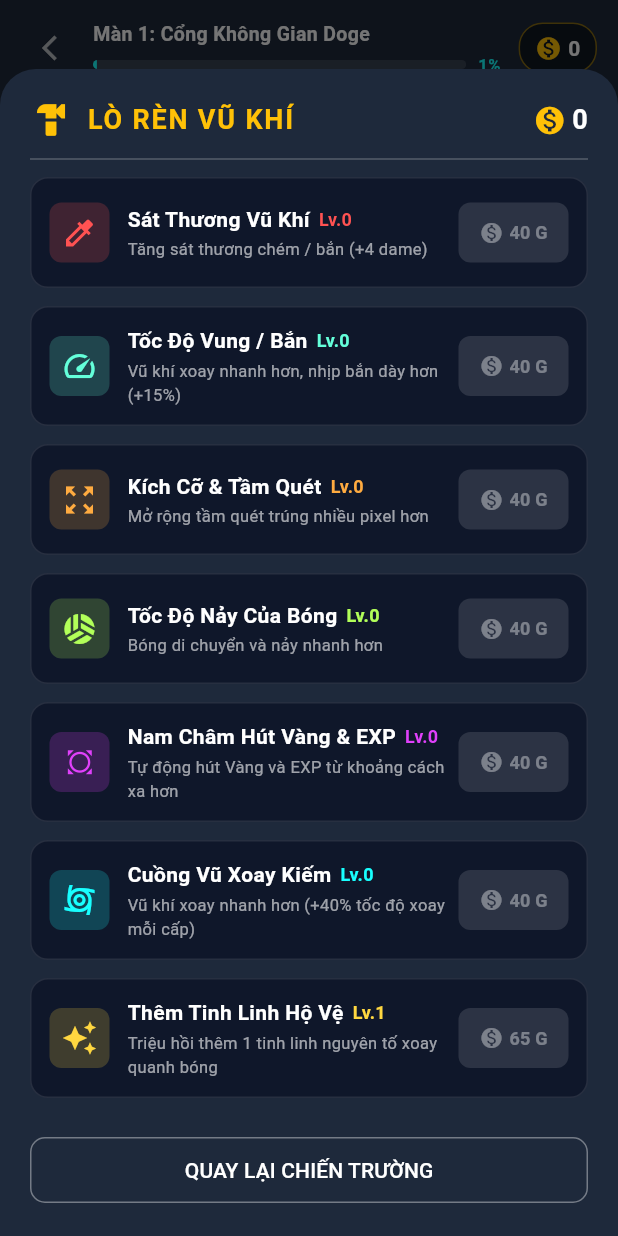
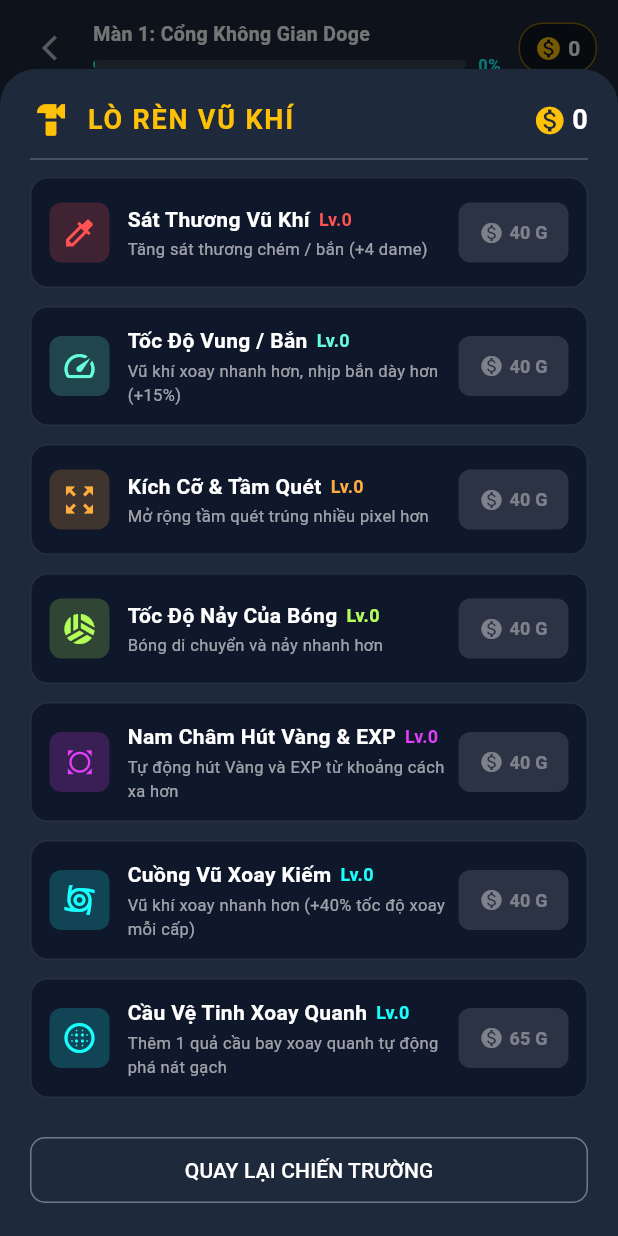
Before and after one commit to khanhx419/break_pixel, a Flutter app: the GameScreen screen opened directly with sample values from the repository, after a tap on "LÒ RÈN", on a phone screen of 412 x 824 dp. Run offline on Flutter 3.47's test engine with Material 3 defaults, Android fonts, the phone set to English and light mode, and no system bars; missing offline and left inert: dart:js_interop.

Commit message:
Fix block visual cover distinction and separate orbiting orbs as pure upgrade feature

```diff
--- a/lib/game/game_painter.dart
+++ b/lib/game/game_painter.dart
@@ -125,15 +125,9 @@
   void _drawRevealedMemeLayer(Canvas canvas, Paint paint) {
     for (final block in engine.blocks) {
       if (block.health!.isDestroyed) {
-        final rect = block.transform.rect.deflate(1.0);
+        final rect = block.transform.rect;
         paint.color = block.memeColor;
         paint.style = PaintingStyle.fill;
-        canvas.drawRect(rect, paint);
-
-        // Hiệu ứng sáng viền nhẹ cho tranh pixel meme
-        paint.color = Colors.white.withOpacity(0.08);
-        paint.style = PaintingStyle.stroke;
-        paint.strokeWidth = 0.8;
         canvas.drawRect(rect, paint);
       }
     }
--- a/lib/models/game_entities.dart
+++ b/lib/models/game_entities.dart
@@ -136,25 +136,27 @@
       return;
     }
 
-    // Màu thường: Gạch bảo vệ có màu đá/kim loại cứng cáp
+    // Màu của khối gạch bảo vệ chưa vỡ (Lớp vỏ che giấu bức tranh meme bên dưới)
     final hpPct = health?.hpPercent ?? 1.0;
-    // Khi bị nứt/mất máu thì hơi chuyển dần sang màu của meme bên dưới
-    final displayColor = Color.lerp(memeColor, const Color(0xFF333A42), hpPct * 0.75 + 0.25)!;
-
-    paint.color = displayColor;
+    paint.color = const Color(0xFF2C3545); // Màu xám thép khối đặc trưng
     paint.style = PaintingStyle.fill;
     canvas.drawRRect(r, paint);
 
-    // Viền khối pixel đậm chất retro
-    paint.color = Colors.white.withOpacity(0.18);
+    // Gờ viền 3D nổi của khối gạch pixel
     paint.style = PaintingStyle.stroke;
-    paint.strokeWidth = 1.0;
-    canvas.drawRRect(r, paint);
+    paint.strokeWidth = 1.2;
+    paint.color = const Color(0xFF475569); // Cạnh trên & trái sáng
+    canvas.drawLine(Offset(rect.left + 2, rect.bottom - 2), Offset(rect.left + 2, rect.top + 2), paint);
+    canvas.drawLine(Offset(rect.left + 2, rect.top + 2), Offset(rect.right - 2, rect.top + 2), paint);
 
-    // Vẽ vết nứt nếu mất hơn 30% máu
-    if (hpPct < 0.7) {
-      paint.color = Colors.black.withOpacity(0.35);
-      paint.strokeWidth = 1.2;
+    paint.color = const Color(0xFF1E2633); // Cạnh dưới & phải tối
+    canvas.drawLine(Offset(rect.right - 2, rect.top + 2), Offset(rect.right - 2, rect.bottom - 2), paint);
+    canvas.drawLine(Offset(rect.left + 2, rect.bottom - 2), Offset(rect.right - 2, rect.bottom - 2), paint);
+
+    // Vẽ vết nứt vỡ khi bị mất máu
+    if (hpPct < 0.75) {
+      paint.color = Colors.black.withOpacity(0.55);
+      paint.strokeWidth = 1.4;
       canvas.drawLine(
         Offset(rect.left + 5, rect.top + 5),
         Offset(rect.center.dx, rect.center.dy),
--- a/lib/screens/forge_modal.dart
+++ b/lib/screens/forge_modal.dart
@@ -155,12 +155,12 @@
                   ),
                   if (engine.spirits.length < 4)
                     _buildUpgradeRow(
-                      title: 'Thêm Tinh Linh Hộ Vệ',
-                      subtitle: 'Triệu hồi thêm 1 tinh linh nguyên tố xoay quanh bóng',
+                      title: 'Cầu Vệ Tinh Xoay Quanh',
+                      subtitle: 'Thêm 1 quả cầu bay xoay quanh tự động phá nát gạch',
                       level: engine.spirits.length,
                       cost: engine.getUpgradeCost(engine.spiritUpgradeLevel) + 25,
-                      icon: Icons.auto_awesome,
-                      color: Colors.amberAccent,
+                      icon: Icons.blur_circular,
+                      color: Colors.cyanAccent,
                       onUpgrade: () {
                         if (engine.upgradeSpirit()) setState(() {});
                       },
--- a/lib/screens/level_up_modal.dart
+++ b/lib/screens/level_up_modal.dart
@@ -60,10 +60,10 @@
       if (engine.spirits.length < 4)
         LevelUpOption(
           kind: ChoiceKind.spirit,
-          title: '🧚 Triệu Hồi Tinh Linh Hộ Vệ',
-          description: 'Gọi 1 tiểu tinh linh bay xoay quanh bóng, tự động húc và thiêu đốt/đóng băng các khối pixel.',
-          icon: Icons.auto_awesome,
-          color: Colors.amberAccent,
+          title: '🔮 Cầu Vệ Tinh Xoay Quanh (+1 Cầu Hộ Vệ)',
+          description: 'Thêm 1 quả cầu năng lượng bay xoay quanh bóng, tự động va đập và phá nát các khối pixel.',
+          icon: Icons.blur_circular,
+          color: Colors.cyanAccent,
         ),
       LevelUpOption(
         kind: ChoiceKind.spin,
```
Also changed, not shown: lib/game/game_engine.dart (+12 -35 lines).
